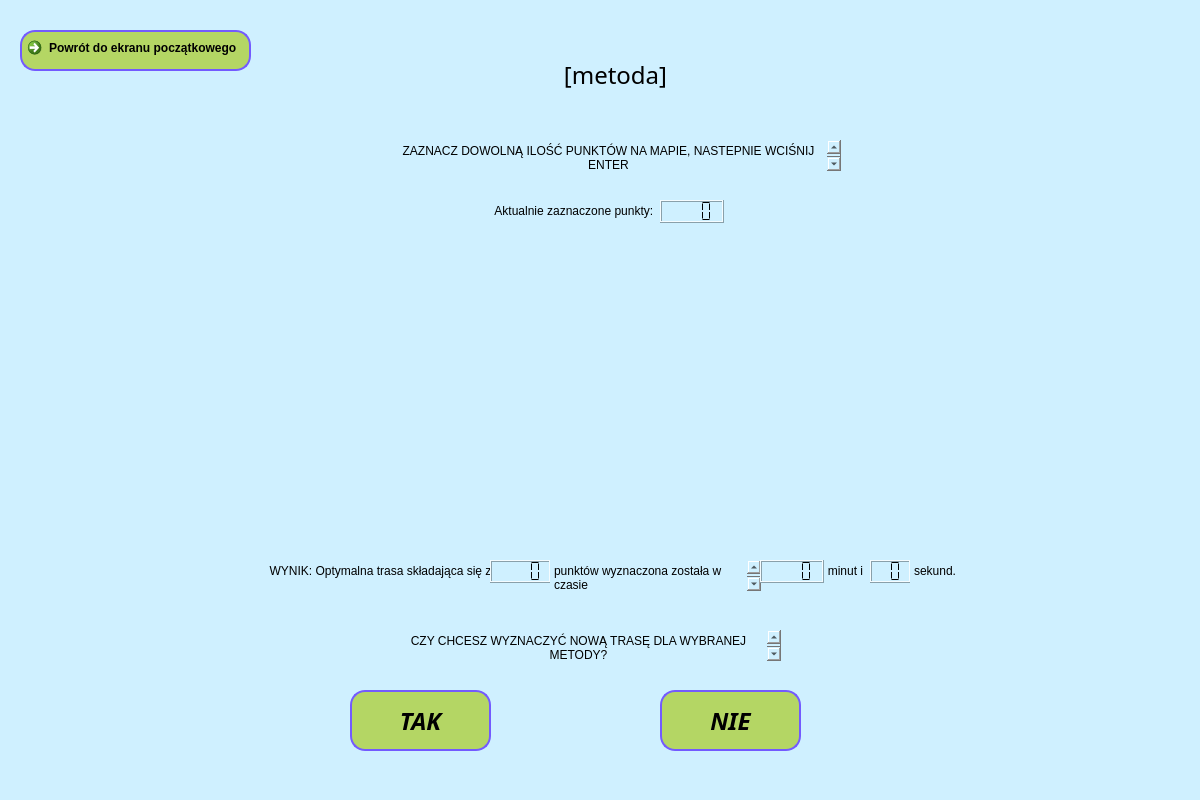
The window that UI/OknoZadania.ui (lukaszbladziak5/Helikopterowy-Komiwojazer) describes before a commit, drawn with Qt 5.
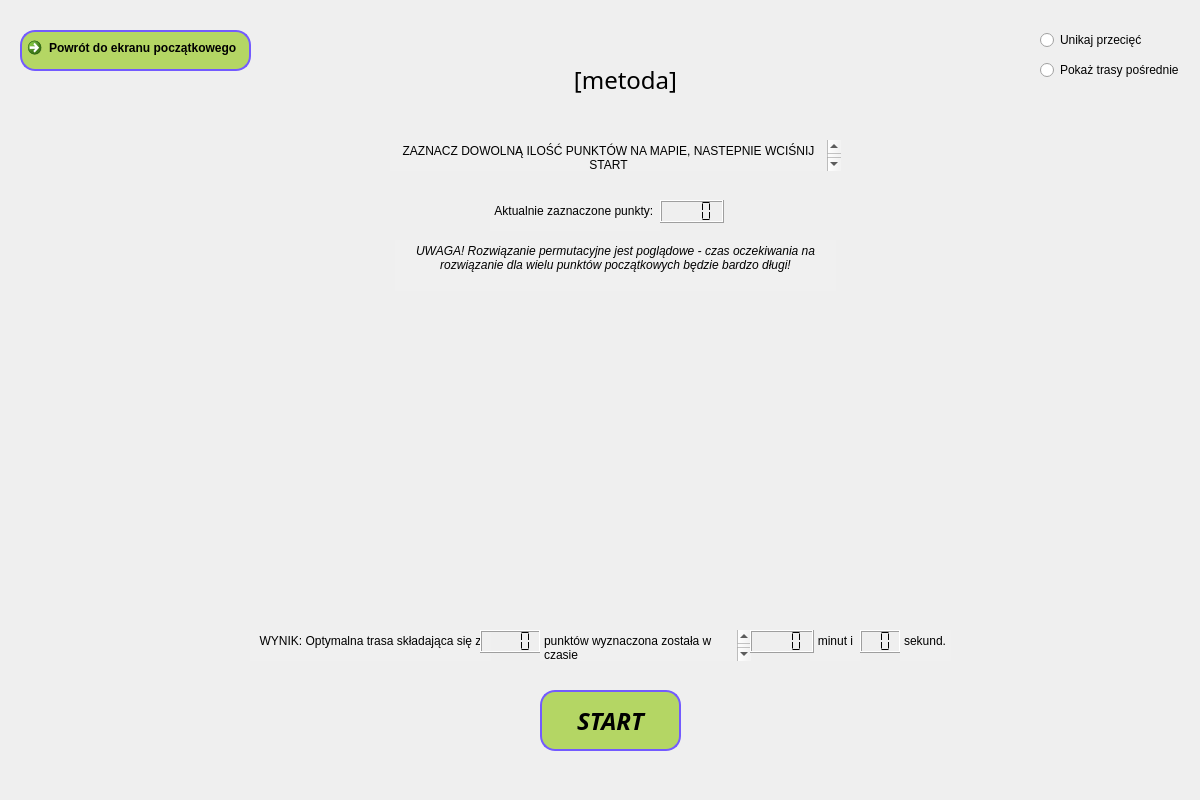
The same window after the commit.

```diff
--- a/UI/OknoZadania.ui
+++ b/UI/OknoZadania.ui
@@ -13,12 +13,11 @@
   <property name="windowTitle">
    <string>MainWindow</string>
   </property>
+  <property name="autoFillBackground">
+   <bool>true</bool>
+  </property>
   <property name="styleSheet">
-   <string notr="true">QWidget{
-	background-color: rgb(207, 240, 255);
-}
-
-QPushButton{
+   <string notr="true">QPushButton{
 	background-color: rgb(180, 214, 100);
 	border: 2px solid rgb(115, 90, 255);
 	border-radius: 15px;
@@ -33,6 +32,9 @@
 }</string>
   </property>
   <widget class="QWidget" name="centralwidget">
+   <property name="autoFillBackground">
+    <bool>true</bool>
+   </property>
    <widget class="QCommandLinkButton" name="powrotPrzycisk">
     <property name="geometry">
      <rect>
@@ -49,10 +51,10 @@
    <widget class="QLabel" name="tytulWybor">
     <property name="geometry">
      <rect>
-      <x>450</x>
+      <x>430</x>
       <y>50</y>
-      <width>331</width>
-      <height>51</height>
+      <width>391</width>
+      <height>61</height>
      </rect>
     </property>
     <property name="font">
@@ -82,6 +84,9 @@
       <height>31</height>
      </rect>
     </property>
+    <property name="styleSheet">
+     <string notr="true">background-color: rgb(240, 240, 240);</string>
+    </property>
     <property name="frameShape">
      <enum>QFrame::NoFrame</enum>
     </property>
@@ -91,7 +96,7 @@
 p, li { white-space: pre-wrap; }
 hr { height: 1px; border-width: 0; }
 &lt;/style&gt;&lt;/head&gt;&lt;body style=&quot; font-family:'Segoe UI'; font-size:9pt; font-weight:400; font-style:normal;&quot;&gt;
-&lt;p align=&quot;center&quot; style=&quot; margin-top:0px; margin-bottom:0px; margin-left:0px; margin-right:0px; -qt-block-indent:0; text-indent:0px;&quot;&gt;ZAZNACZ DOWOLNĄ ILOŚĆ PUNKTÓW NA MAPIE, NASTEPNIE WCIŚNIJ ENTER&lt;/p&gt;&lt;/body&gt;&lt;/html&gt;</string>
+&lt;p align=&quot;center&quot; style=&quot; margin-top:0px; margin-bottom:0px; margin-left:0px; margin-right:0px; -qt-block-indent:0; text-indent:0px;&quot;&gt;ZAZNACZ DOWOLNĄ ILOŚĆ PUNKTÓW NA MAPIE, NASTEPNIE WCIŚNIJ START&lt;/p&gt;&lt;/body&gt;&lt;/html&gt;</string>
     </property>
    </widget>
    <widget class="QTextBrowser" name="tekstPunkty">
@@ -103,6 +108,12 @@
       <height>31</height>
      </rect>
     </property>
+    <property name="autoFillBackground">
+     <bool>false</bool>
+    </property>
+    <property name="styleSheet">
+     <string notr="true">background-color: rgb(240, 240, 240);</string>
+    </property>
     <property name="frameShape">
      <enum>QFrame::NoFrame</enum>
     </property>
@@ -143,12 +154,15 @@
    <widget class="QTextBrowser" name="tekstWynik">
     <property name="geometry">
      <rect>
-      <x>260</x>
-      <y>560</y>
+      <x>250</x>
+      <y>630</y>
       <width>241</width>
       <height>31</height>
      </rect>
     </property>
+    <property name="styleSheet">
+     <string notr="true">background-color: rgb(240, 240, 240);</string>
+    </property>
     <property name="frameShape">
      <enum>QFrame::NoFrame</enum>
     </property>
@@ -164,8 +178,8 @@
    <widget class="QLCDNumber" name="liczbaPunktow_2">
     <property name="geometry">
      <rect>
-      <x>490</x>
-      <y>560</y>
+      <x>480</x>
+      <y>630</y>
       <width>61</width>
       <height>23</height>
      </rect>
@@ -189,12 +203,15 @@
    <widget class="QTextBrowser" name="tekstWynik_2">
     <property name="geometry">
      <rect>
-      <x>550</x>
-      <y>560</y>
+      <x>540</x>
+      <y>630</y>
       <width>211</width>
       <height>31</height>
      </rect>
     </property>
+    <property name="styleSheet">
+     <string notr="true">background-color: rgb(240, 240, 240);</string>
+    </property>
     <property name="frameShape">
      <enum>QFrame::NoFrame</enum>
     </property>
@@ -210,12 +227,15 @@
    <widget class="QTextBrowser" name="tekstWynik_3">
     <property name="geometry">
      <rect>
-      <x>820</x>
-      <y>560</y>
+      <x>810</x>
+      <y>630</y>
       <width>51</width>
       <height>31</height>
      </rect>
     </property>
+    <property name="styleSheet">
+     <string notr="true">background-color: rgb(240, 240, 240);</string>
+    </property>
     <property name="frameShape">
      <enum>QFrame::NoFrame</enum>
     </property>
@@ -231,8 +251,8 @@
    <widget class="QLCDNumber" name="liczbaMinut">
     <property name="geometry">
      <rect>
-      <x>760</x>
-      <y>560</y>
+      <x>750</x>
+      <y>630</y>
       <width>64</width>
       <height>23</height>
      </rect>
@@ -256,8 +276,8 @@
    <widget class="QLCDNumber" name="liczbaSekund">
     <property name="geometry">
      <rect>
-      <x>870</x>
-      <y>560</y>
+      <x>860</x>
+      <y>630</y>
       <width>41</width>
       <height>23</height>
      </rect>
@@ -281,12 +301,15 @@
    <widget class="QTextBrowser" name="tekstWynik_4">
     <property name="geometry">
      <rect>
-      <x>910</x>
-      <y>560</y>
+      <x>900</x>
+      <y>630</y>
       <width>51</width>
       <height>31</height>
      </rect>
     </property>
+    <property name="styleSheet">
+     <string notr="true">background-color: rgb(240, 240, 240);</string>
+    </property>
     <property name="frameShape">
      <enum>QFrame::NoFrame</enum>
     </property>
@@ -299,31 +322,10 @@
 &lt;p style=&quot; margin-top:0px; margin-bottom:0px; margin-left:0px; margin-right:0px; -qt-block-indent:0; text-indent:0px;&quot;&gt;sekund.&lt;/p&gt;&lt;/body&gt;&lt;/html&gt;</string>
     </property>
    </widget>
-   <widget class="QTextBrowser" name="tekstPytanie">
-    <property name="geometry">
-     <rect>
-      <x>390</x>
-      <y>630</y>
-      <width>391</width>
-      <height>31</height>
-     </rect>
-    </property>
-    <property name="frameShape">
-     <enum>QFrame::NoFrame</enum>
-    </property>
-    <property name="html">
-     <string>&lt;!DOCTYPE HTML PUBLIC &quot;-//W3C//DTD HTML 4.0//EN&quot; &quot;http://www.w3.org/TR/REC-html40/strict.dtd&quot;&gt;
-&lt;html&gt;&lt;head&gt;&lt;meta name=&quot;qrichtext&quot; content=&quot;1&quot; /&gt;&lt;meta charset=&quot;utf-8&quot; /&gt;&lt;style type=&quot;text/css&quot;&gt;
-p, li { white-space: pre-wrap; }
-hr { height: 1px; border-width: 0; }
-&lt;/style&gt;&lt;/head&gt;&lt;body style=&quot; font-family:'Segoe UI'; font-size:9pt; font-weight:400; font-style:normal;&quot;&gt;
-&lt;p align=&quot;center&quot; style=&quot; margin-top:0px; margin-bottom:0px; margin-left:0px; margin-right:0px; -qt-block-indent:0; text-indent:0px;&quot;&gt;CZY CHCESZ WYZNACZYĆ NOWĄ TRASĘ DLA WYBRANEJ METODY?&lt;/p&gt;&lt;/body&gt;&lt;/html&gt;</string>
-    </property>
-   </widget>
    <widget class="QPushButton" name="startPrzycisk">
     <property name="geometry">
      <rect>
-      <x>350</x>
+      <x>540</x>
       <y>690</y>
       <width>141</width>
       <height>61</height>
@@ -341,7 +343,7 @@
      <string notr="true"/>
     </property>
     <property name="text">
-     <string>TAK</string>
+     <string>START</string>
     </property>
     <property name="checkable">
      <bool>true</bool>
@@ -350,34 +352,54 @@
      <bool>false</bool>
     </property>
    </widget>
-   <widget class="QPushButton" name="startPrzycisk_2">
+   <widget class="QTextBrowser" name="uwagaTekst">
     <property name="geometry">
      <rect>
-      <x>660</x>
-      <y>690</y>
-      <width>141</width>
-      <height>61</height>
+      <x>395</x>
+      <y>240</y>
+      <width>441</width>
+      <height>51</height>
      </rect>
     </property>
-    <property name="font">
-     <font>
-      <family>Century Gothic</family>
-      <pointsize>18</pointsize>
-      <italic>true</italic>
-      <bold>true</bold>
-     </font>
-    </property>
     <property name="styleSheet">
-     <string notr="true"/>
+     <string notr="true">background-color: rgb(240, 240, 240);</string>
     </property>
+    <property name="frameShape">
+     <enum>QFrame::NoFrame</enum>
+    </property>
+    <property name="html">
+     <string>&lt;!DOCTYPE HTML PUBLIC &quot;-//W3C//DTD HTML 4.0//EN&quot; &quot;http://www.w3.org/TR/REC-html40/strict.dtd&quot;&gt;
+&lt;html&gt;&lt;head&gt;&lt;meta name=&quot;qrichtext&quot; content=&quot;1&quot; /&gt;&lt;meta charset=&quot;utf-8&quot; /&gt;&lt;style type=&quot;text/css&quot;&gt;
+p, li { white-space: pre-wrap; }
+hr { height: 1px; border-width: 0; }
+&lt;/style&gt;&lt;/head&gt;&lt;body style=&quot; font-family:'Segoe UI'; font-size:9pt; font-weight:400; font-style:normal;&quot;&gt;
+&lt;p align=&quot;center&quot; style=&quot; margin-top:0px; margin-bottom:0px; margin-left:0px; margin-right:0px; -qt-block-indent:0; text-indent:0px;&quot;&gt;&lt;span style=&quot; font-style:italic;&quot;&gt;UWAGA! Rozwiązanie permutacyjne jest poglądowe - czas oczekiwania na rozwiązanie dla wielu punktów początkowych będzie bardzo długi!&lt;/span&gt;&lt;/p&gt;&lt;/body&gt;&lt;/html&gt;</string>
+    </property>
+   </widget>
+   <widget class="QRadioButton" name="przecieciaPrzycisk">
+    <property name="geometry">
+     <rect>
+      <x>1040</x>
+      <y>30</y>
+      <width>111</width>
+      <height>20</height>
+     </rect>
+    </property>
     <property name="text">
-     <string>NIE</string>
+     <string>Unikaj przecięć</string>
     </property>
-    <property name="checkable">
-     <bool>true</bool>
+   </widget>
+   <widget class="QRadioButton" name="posredniePrzycisk">
+    <property name="geometry">
+     <rect>
+      <x>1040</x>
+      <y>60</y>
+      <width>141</width>
+      <height>20</height>
+     </rect>
     </property>
-    <property name="checked">
-     <bool>false</bool>
+    <property name="text">
+     <string>Pokaż trasy pośrednie</string>
     </property>
    </widget>
   </widget>
```
Left out of the diff: 3 changed lines with no effect on the pictures.
